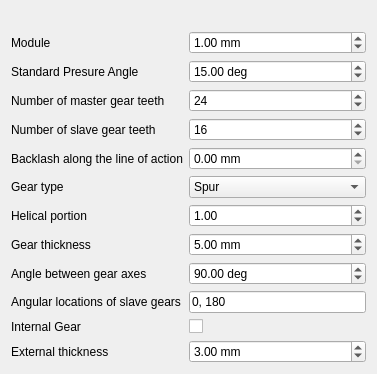
Old version of the form freecad/invgears/Resources/ui/gears.ui in the repository sebasg84/InvGears.
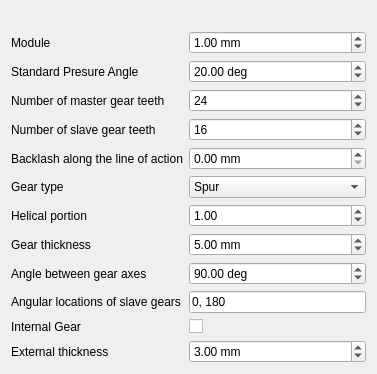
New version of the form.

```diff
--- a/freecad/invgears/Resources/ui/gears.ui
+++ b/freecad/invgears/Resources/ui/gears.ui
@@ -23,7 +23,7 @@
       <double>89.989999999999995</double>
      </property>
      <property name="value">
-      <double>15.000000000000000</double>
+      <double>20.000000000000000</double>
      </property>
     </widget>
    </item>
```
